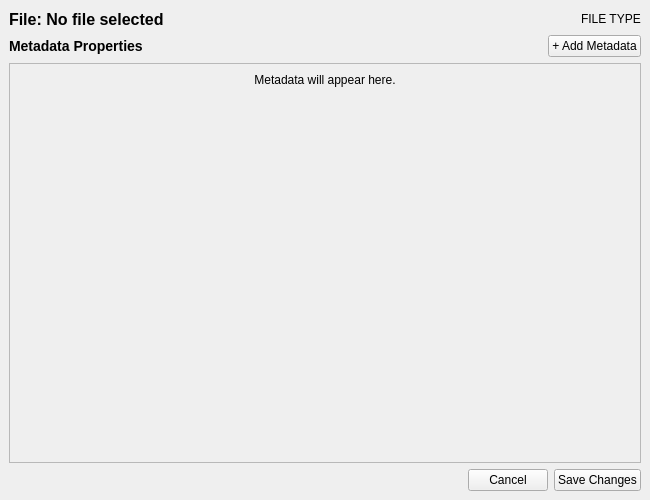
University-of-Colorado-Anschutz-Denver/CSCI-3508-Group-6, file code/src/QuadMGUI/metadataeditor.ui: the form before one commit.
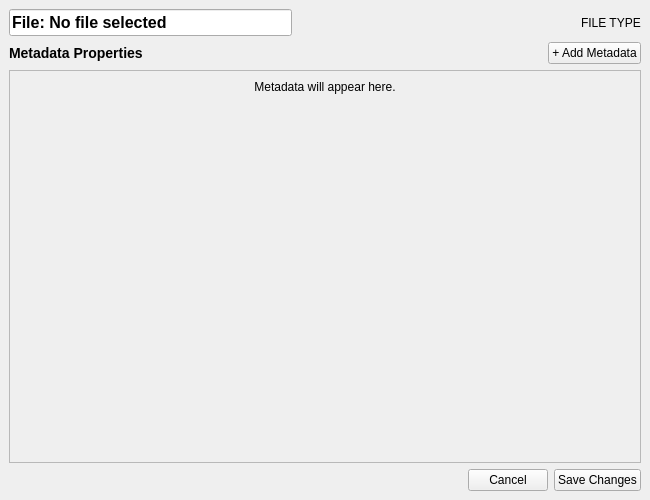
The form after the commit.

```diff
--- a/code/src/QuadMGUI/metadataeditor.ui
+++ b/code/src/QuadMGUI/metadataeditor.ui
@@ -18,7 +18,7 @@
     <item>
      <layout class="QHBoxLayout" name="fileInfoLayout">
       <item>
-       <widget class="QLabel" name="fileNameLabel">
+       <widget class="QLineEdit" name="fileNameLabel">
         <property name="text">
          <string>File: No file selected</string>
         </property>
```
